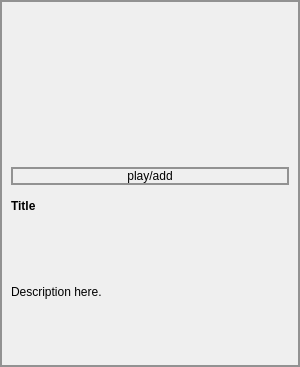
Above: copyclare/ui/video_card.ui from MotionInput/Team14-CopyClare before the change. Below: the same form after it.
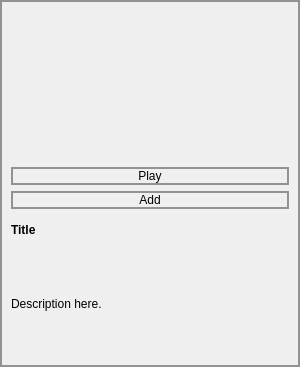
That is the form after the change.

Commit message: updated video cards

Diff of the .ui file:
```diff
--- a/copyclare/ui/video_card.ui
+++ b/copyclare/ui/video_card.ui
@@ -59,7 +59,14 @@
    <item>
     <widget class="QPushButton" name="play">
      <property name="text">
-      <string>play/add</string>
+      <string>Play</string>
+     </property>
+    </widget>
+   </item>
+   <item>
+    <widget class="QPushButton" name="pushButton">
+     <property name="text">
+      <string>Add</string>
      </property>
     </widget>
    </item>
```
